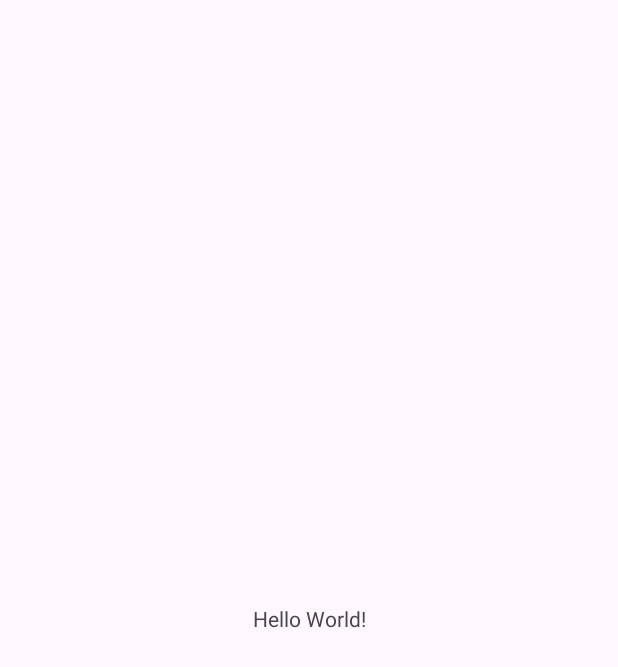
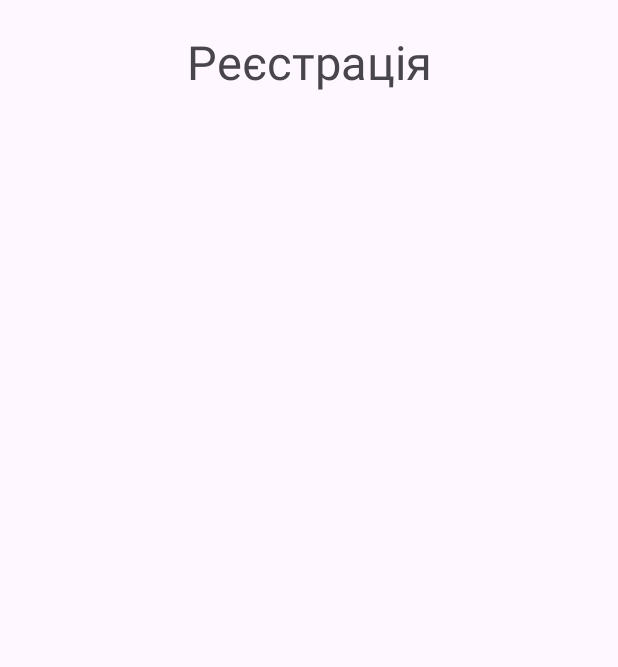
Before and after one commit to Light2Night/LiteAndroidApp, an Android app: the screen it shows after launch (MainActivity), on a phone screen of 412 x 824 dp. Before the commit the part shown is almost empty. Shown: the top 667 px of the screen. Run offline under Robolectric (Android 15) with nearby library versions, the phone set to English and light mode, and no system bars.

Commit message:
Added registration header

```diff
--- a/app/src/main/res/layout/activity_main.xml
+++ b/app/src/main/res/layout/activity_main.xml
@@ -10,8 +10,9 @@
     <TextView
         android:layout_width="wrap_content"
         android:layout_height="wrap_content"
-        android:text="Hello World!"
-        app:layout_constraintBottom_toBottomOf="parent"
+        android:layout_marginTop="20dp"
+        android:text="@string/registration"
+        android:textSize="14pt"
         app:layout_constraintEnd_toEndOf="parent"
         app:layout_constraintStart_toStartOf="parent"
         app:layout_constraintTop_toTopOf="parent" />
--- a/app/src/main/res/values/strings.xml
+++ b/app/src/main/res/values/strings.xml
@@ -1,3 +1,4 @@
 <resources>
     <string name="app_name">LiteApp</string>
+    <string name="registration">Реєстрація</string>
 </resources>
```
